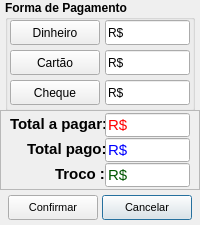
The window that loja/tela_pagamento.ui (jmessias1725/sexloja) describes before a commit, drawn with Qt 5.
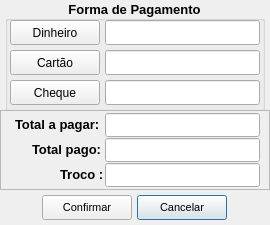
The same window after the commit. Icons and pictures are not drawn.

```diff
--- a/loja/tela_pagamento.ui
+++ b/loja/tela_pagamento.ui
@@ -6,10 +6,22 @@
    <rect>
     <x>0</x>
     <y>0</y>
-    <width>200</width>
+    <width>270</width>
     <height>225</height>
    </rect>
   </property>
+  <property name="minimumSize">
+   <size>
+    <width>270</width>
+    <height>225</height>
+   </size>
+  </property>
+  <property name="maximumSize">
+   <size>
+    <width>270</width>
+    <height>225</height>
+   </size>
+  </property>
   <property name="windowTitle">
    <string>Pagamento</string>
   </property>
@@ -21,14 +33,14 @@
     <rect>
      <x>5</x>
      <y>0</y>
-     <width>190</width>
+     <width>260</width>
      <height>111</height>
     </rect>
    </property>
    <property name="font">
     <font>
      <family>Arial</family>
-     <pointsize>9</pointsize>
+     <pointsize>10</pointsize>
      <weight>75</weight>
      <bold>true</bold>
     </font>
@@ -39,6 +51,9 @@
    <property name="title">
     <string>Forma de Pagamento</string>
    </property>
+   <property name="alignment">
+    <set>Qt::AlignCenter</set>
+   </property>
    <widget class="QToolButton" name="btn_dinheiro">
     <property name="geometry">
      <rect>
@@ -164,7 +179,7 @@
      <rect>
       <x>100</x>
       <y>20</y>
-      <width>85</width>
+      <width>155</width>
       <height>25</height>
      </rect>
     </property>
@@ -184,10 +199,10 @@
      <set>Qt::ImhNone</set>
     </property>
     <property name="inputMask">
-     <string>R$ xxxxxxxxx; </string>
+     <string/>
     </property>
     <property name="text">
-     <string>R$ </string>
+     <string/>
     </property>
     <property name="maxLength">
      <number>12</number>
@@ -201,7 +216,7 @@
      <rect>
       <x>100</x>
       <y>50</y>
-      <width>85</width>
+      <width>155</width>
       <height>25</height>
      </rect>
     </property>
@@ -221,10 +236,10 @@
      <set>Qt::ImhNone</set>
     </property>
     <property name="inputMask">
-     <string>R$ xxxxxxxxx; </string>
+     <string/>
     </property>
     <property name="text">
-     <string>R$ </string>
+     <string/>
     </property>
     <property name="maxLength">
      <number>12</number>
@@ -238,7 +253,7 @@
      <rect>
       <x>100</x>
       <y>80</y>
-      <width>85</width>
+      <width>155</width>
       <height>25</height>
      </rect>
     </property>
@@ -258,10 +273,10 @@
      <set>Qt::ImhNone</set>
     </property>
     <property name="inputMask">
-     <string>R$ xxxxxxxxx; </string>
+     <string/>
     </property>
     <property name="text">
-     <string>R$ </string>
+     <string/>
     </property>
     <property name="maxLength">
      <number>12</number>
@@ -274,7 +289,7 @@
   <widget class="QPushButton" name="btn_cancelar">
    <property name="geometry">
     <rect>
-     <x>102</x>
+     <x>137</x>
      <y>195</y>
      <width>90</width>
      <height>25</height>
@@ -308,7 +323,7 @@
   <widget class="QPushButton" name="btn_confirmar">
    <property name="geometry">
     <rect>
-     <x>8</x>
+     <x>42</x>
      <y>195</y>
      <width>90</width>
      <height>25</height>
@@ -344,7 +359,7 @@
     <rect>
      <x>0</x>
      <y>110</y>
-     <width>200</width>
+     <width>270</width>
      <height>80</height>
     </rect>
    </property>
@@ -362,7 +377,7 @@
      <rect>
       <x>105</x>
       <y>3</y>
-      <width>85</width>
+      <width>155</width>
       <height>24</height>
      </rect>
     </property>
@@ -370,8 +385,8 @@
      <font>
       <family>Arial</family>
       <pointsize>11</pointsize>
-      <weight>50</weight>
-      <bold>false</bold>
+      <weight>75</weight>
+      <bold>true</bold>
       <kerning>false</kerning>
      </font>
     </property>
@@ -382,10 +397,10 @@
      <set>Qt::ImhNone</set>
     </property>
     <property name="inputMask">
-     <string>R$ xxxxxxxxx; </string>
+     <string/>
     </property>
     <property name="text">
-     <string>R$ </string>
+     <string/>
     </property>
     <property name="maxLength">
      <number>12</number>
@@ -399,7 +414,7 @@
      <rect>
       <x>105</x>
       <y>28</y>
-      <width>85</width>
+      <width>155</width>
       <height>24</height>
      </rect>
     </property>
@@ -407,8 +422,8 @@
      <font>
       <family>Arial</family>
       <pointsize>11</pointsize>
-      <weight>50</weight>
-      <bold>false</bold>
+      <weight>75</weight>
+      <bold>true</bold>
       <kerning>false</kerning>
      </font>
     </property>
@@ -419,10 +434,10 @@
      <set>Qt::ImhNone</set>
     </property>
     <property name="inputMask">
-     <string>R$ xxxxxxxxx; </string>
+     <string/>
     </property>
     <property name="text">
-     <string>R$ </string>
+     <string/>
     </property>
     <property name="maxLength">
      <number>12</number>
@@ -436,7 +451,7 @@
      <rect>
       <x>105</x>
       <y>53</y>
-      <width>85</width>
+      <width>155</width>
       <height>24</height>
      </rect>
     </property>
@@ -444,8 +459,8 @@
      <font>
       <family>Arial</family>
       <pointsize>11</pointsize>
-      <weight>50</weight>
-      <bold>false</bold>
+      <weight>75</weight>
+      <bold>true</bold>
       <kerning>false</kerning>
      </font>
     </property>
@@ -456,10 +471,10 @@
      <set>Qt::ImhNone</set>
     </property>
     <property name="inputMask">
-     <string>R$ xxxxxxxxx; </string>
+     <string/>
     </property>
     <property name="text">
-     <string>R$ </string>
+     <string/>
     </property>
     <property name="maxLength">
      <number>12</number>
@@ -471,7 +486,7 @@
    <widget class="QLabel" name="label_2">
     <property name="geometry">
      <rect>
-      <x>27</x>
+      <x>32</x>
       <y>30</y>
       <width>78</width>
       <height>18</height>
@@ -480,7 +495,7 @@
     <property name="font">
      <font>
       <family>Arial</family>
-      <pointsize>11</pointsize>
+      <pointsize>10</pointsize>
       <weight>75</weight>
       <bold>true</bold>
      </font>
@@ -495,7 +510,7 @@
    <widget class="QLabel" name="label_3">
     <property name="geometry">
      <rect>
-      <x>55</x>
+      <x>60</x>
       <y>55</y>
       <width>49</width>
       <height>18</height>
@@ -504,7 +519,7 @@
     <property name="font">
      <font>
       <family>Arial</family>
-      <pointsize>11</pointsize>
+      <pointsize>10</pointsize>
       <weight>75</weight>
       <bold>true</bold>
      </font>
@@ -519,7 +534,7 @@
    <widget class="QLabel" name="la">
     <property name="geometry">
      <rect>
-      <x>10</x>
+      <x>15</x>
       <y>5</y>
       <width>95</width>
       <height>18</height>
@@ -528,7 +543,7 @@
     <property name="font">
      <font>
       <family>Arial</family>
-      <pointsize>11</pointsize>
+      <pointsize>10</pointsize>
       <weight>75</weight>
       <bold>true</bold>
      </font>
```
Left out of the diff: 15 changed lines with no effect on the pictures.
